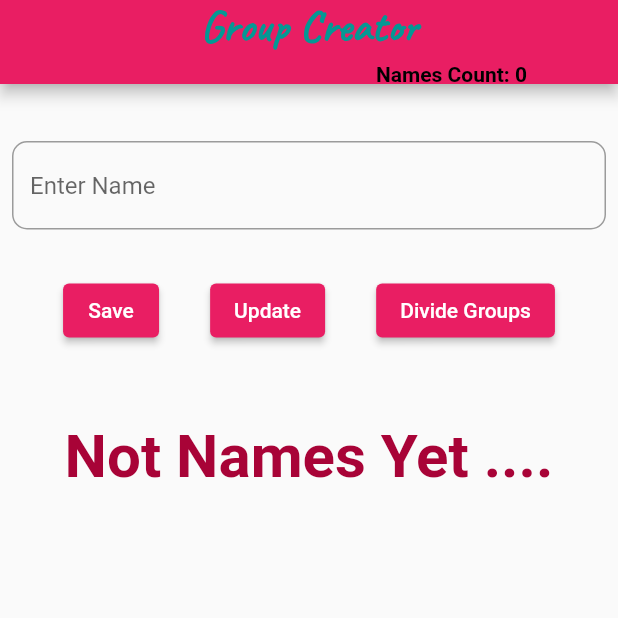
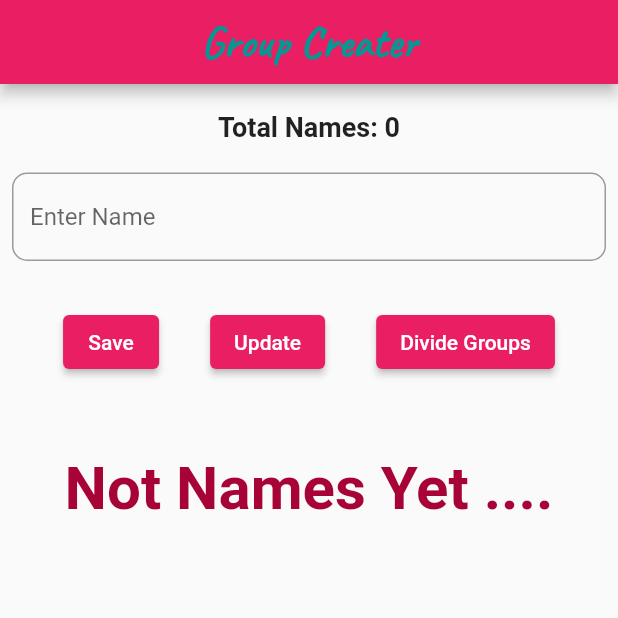
Before and after one commit to thamali-arunika/name_random_genarate, a Flutter app: the screen it shows after launch, on a phone screen of 412 x 824 dp, the top half of it. Run offline on Flutter 3.47's test engine with Material 2 defaults, Android fonts, the light colour scheme and no system bars.

Commit message:
Adding more names randomly to groups

```diff
--- a/lib/divided_names.dart
+++ b/lib/divided_names.dart
@@ -31,15 +31,16 @@ class DividedNameScreen extends StatelessWidget {
     );
   }
 
-  // Function to divide names into groups
 List<List<SaveName>> _divideNamesIntoGroups(List<SaveName> names, int numberOfGroups) {
+  List<SaveName> shuffledNames = List.from(names)..shuffle();
   List<List<SaveName>> dividedGroups = List.generate(numberOfGroups, (index) => <SaveName>[]);
 
-  for (int i = 0; i < names.length; i++) {
-    dividedGroups[i % numberOfGroups].add(names[i]);
+  for (int i = 0; i < shuffledNames.length; i++) {
+    dividedGroups[i % numberOfGroups].add(shuffledNames[i]);
   }
 
   return dividedGroups;
 }
 
+
 }
--- a/lib/home_page.dart
+++ b/lib/home_page.dart
@@ -16,48 +16,42 @@ class _MyHomePageState extends State<MyHomePage> {
 
   @override
   Widget build(BuildContext context) {
+    int namesCount = names.length;
+    debugDisableShadows = false;
     return Scaffold(
       appBar: AppBar(
           centerTitle: true,
-        title: Column(
-          children: [
-            const Text(
-              'Group Creator',
+          title: const Text(
+            'Group Creater',
             style: TextStyle(
                 fontFamily: 'MyFontCaveat',
                 fontSize: 30,
                 fontWeight: FontWeight.bold,
-                color: Color.fromARGB(255, 4, 152, 148),
-              ),
-            ),
-            const SizedBox(height: 5), // Adjust the spacing as needed
-            Padding(
-              padding: const EdgeInsets.only(left: 190),
-              child: Text(
-                'Names Count: ${names.length}',
-                style:const TextStyle(
-                  fontSize: 14,
-                  fontWeight: FontWeight.bold,
-                  color: Colors.black
-                  ),
-              ),
-            ),
-          ],
-        ),
-      ),
+                color: Color.fromARGB(255, 4, 152, 148)),
+          )),
 
     body: Padding(
       padding: const EdgeInsets.all(8.0),
       child: Column(
         children: [
-            const SizedBox(height: 30),
+          const SizedBox(height: 10),
+          Text(
+            'Total Names: $namesCount',
+            style:const TextStyle(
+              fontSize: 18,
+              fontWeight: FontWeight.bold,
+            ),
+          ),
+          const SizedBox(height: 20),
           TextField(
             keyboardType: TextInputType.name,
             controller: nameController,
             decoration: const InputDecoration(
               hintText: 'Enter Name',
               border: OutlineInputBorder(
-                      borderRadius: BorderRadius.all(Radius.circular(10)))),
+                borderRadius: BorderRadius.all(Radius.circular(10)),
+              ),
+            ),
           ),
             const SizedBox(height: 30),
             Row(
```
Lines whose indentation alone changed are shown as unchanged.
